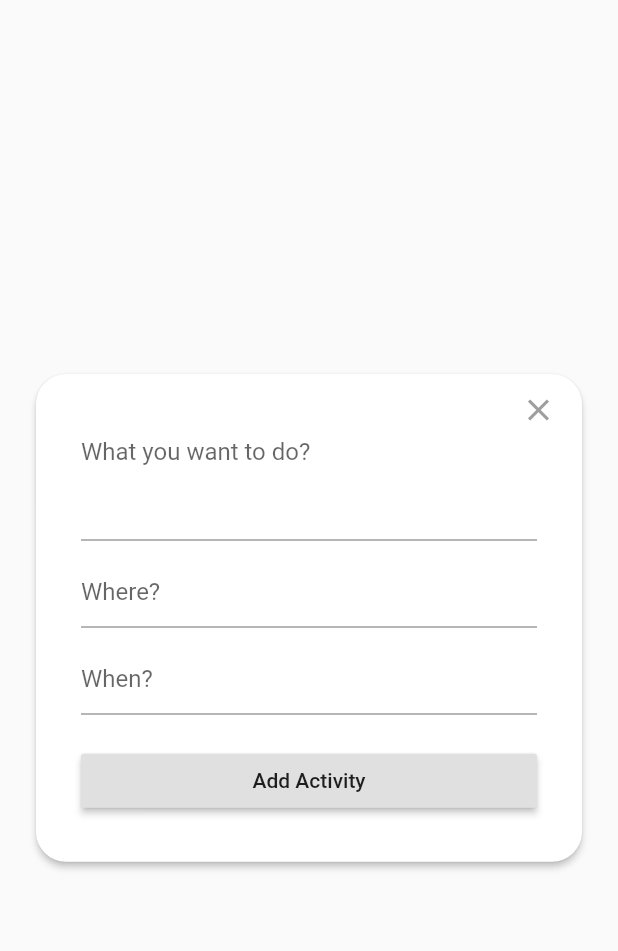
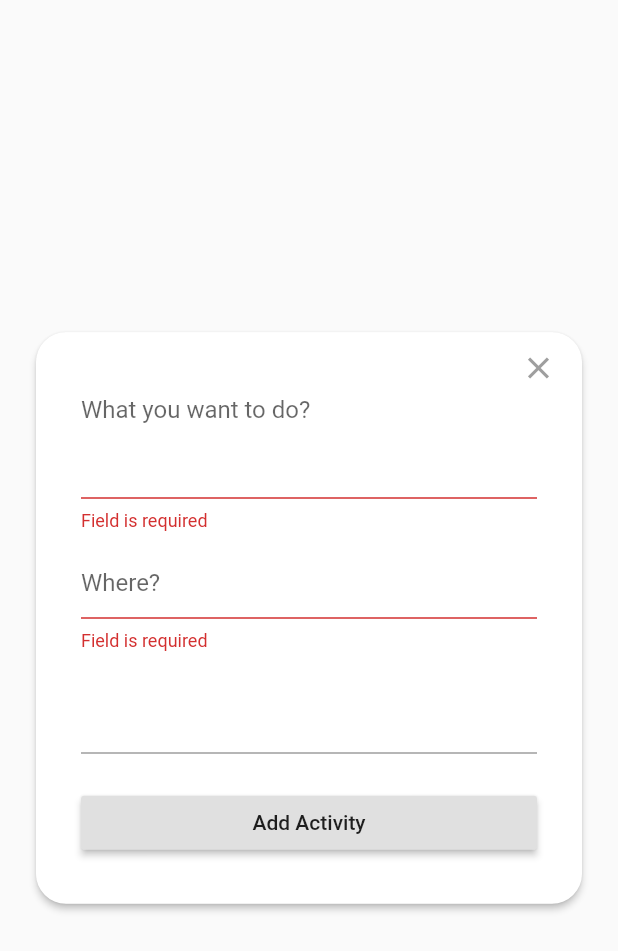
Before and after one commit to Libranner/feed_app, a Flutter app: the ActivityFormModal widget shown alone on an empty page, opened directly, after a tap on "Add Activity", on a phone screen of 412 x 824 dp. Shown: the top 951 px of the screen. Run offline on Flutter 3.47's test engine with Material 2 defaults, Android fonts, the phone set to English and light mode, and no system bars; our stand-ins replace bloc, equatable, flutter_bloc.

Commit message:
Wiring up all UI elements. Small fixes

```diff
--- a/lib/models/feed.dart
+++ b/lib/models/feed.dart
@@ -4,9 +4,9 @@ import 'package:feed_app/models/activity.dart';
 
 class Feed {
   final List<Activity> activities;
-  Feed({
-    this.activities,
-  });
+  Feed({this.activities}) {
+    this.activities.sort((a, b) => a.when.compareTo(b.when));
+  }
 
   Feed copyWith({
     List<Activity> activities,
@@ -26,7 +26,7 @@ class Feed {
 
   void updateActivity(Activity activity) {
     final index = activities.indexOf(find(activity.id), 0);
-    activities.insert(index, activity);
+    activities.replaceRange(index, index + 1, [activity]);
   }
 
   Map<String, dynamic> toMap() {
--- a/lib/screens/activity/activity_form_modal.dart
+++ b/lib/screens/activity/activity_form_modal.dart
@@ -1,5 +1,7 @@
+import 'package:datetime_picker_formfield/datetime_picker_formfield.dart';
 import 'package:feed_app/models/activity.dart';
 import 'package:flutter/material.dart';
+import 'package:intl/intl.dart';
 
 class ActivityFormModal extends StatefulWidget {
   final Activity activity;
@@ -14,20 +16,27 @@ class ActivityFormModal extends StatefulWidget {
 }
 
 class _ActivityFormModalState extends State<ActivityFormModal> {
-  final _whatController = TextEditingController();
-  final _whenController = TextEditingController();
-  final _whereController = TextEditingController();
+  final _whatTextController = TextEditingController();
+  final _whenTextController = TextEditingController();
+  final _whereTextController = TextEditingController();
+  final _formKey = GlobalKey<FormState>();
+
+  bool get _isEditing => widget.activity != null;
+
+  @override
+  void initState() {
+    super.initState();
+    if (_isEditing) {
+      _whatTextController.text = widget.activity.what;
+      _whereTextController.text = widget.activity.where;
+      _whenTextController.text = widget.activity.when.toString();
+    }
+  }
 
   @override
   Widget build(BuildContext context) {
     return Center(
-      child: _buildActivityForm(),
-    );
-  }
-
-  Widget _buildActivityForm() {
-    return Builder(builder: (context) {
-      return Padding(
+      child: Padding(
         padding: const EdgeInsets.all(20.0),
         child: Card(
           elevation: 2.0,
@@ -51,12 +60,13 @@ class _ActivityFormModalState extends State<ActivityFormModal> {
               Padding(
                 padding: const EdgeInsets.all(30.0),
                 child: Form(
+                  key: _formKey,
                   child: Column(
                     crossAxisAlignment: CrossAxisAlignment.stretch,
                     mainAxisSize: MainAxisSize.min,
                     children: <Widget>[
                       TextFormField(
-                        controller: _whatController,
+                        controller: _whatTextController,
                         maxLines: 3,
                         decoration: InputDecoration(
                           hintText: 'What you want to do?',
@@ -64,13 +74,13 @@ class _ActivityFormModalState extends State<ActivityFormModal> {
                         keyboardType: TextInputType.text,
                         autocorrect: false,
                         autovalidate: true,
-                        // validator: (_) {
-                        //   return !state.isEmailValid ? '' : null;
-                        // },
+                        validator: (value) {
+                          return value.isEmpty ? 'Field is required' : null;
+                        },
                       ),
                       const SizedBox(height: 10.0),
                       TextFormField(
-                        controller: _whereController,
+                        controller: _whereTextController,
                         maxLines: 1,
                         decoration: InputDecoration(
                           hintText: 'Where?',
@@ -78,28 +88,48 @@ class _ActivityFormModalState extends State<ActivityFormModal> {
                         keyboardType: TextInputType.text,
                         autocorrect: false,
                         autovalidate: true,
-                        // validator: (_) {
-                        //   return !state.isEmailValid ? '' : null;
-                        // },
+                        validator: (value) {
+                          return value.isEmpty ? 'Field is required' : null;
+                        },
                       ),
-                      const SizedBox(height: 10.0),
-                      TextFormField(
-                        controller: _whenController,
-                        maxLines: 1,
-                        decoration: InputDecoration(
-                          hintText: 'When?',
+                      const SizedBox(height: 20.0),
+                      Container(
+                        height: 50,
+                        child: DateTimeField(
+                          format: DateFormat('yyyy-MM-dd HH:mm'),
+                          initialValue: widget.activity?.when,
+                          resetIcon: null,
+                          autocorrect: false,
+                          autovalidate: true,
+                          validator: (value) {
+                            return value == null ? 'Field is required' : null;
+                          },
+                          onShowPicker: (context, currentValue) async {
+                            final date = await showDatePicker(
+                                context: context,
+                                firstDate: DateTime.now(),
+                                initialDate: currentValue ?? DateTime.now(),
+                                lastDate: DateTime(2100));
+                            if (date != null) {
+                              final time = await showTimePicker(
+                                context: context,
+                                initialTime: TimeOfDay.fromDateTime(
+                                    currentValue ?? DateTime.now()),
+                              );
+                              return DateTimeField.combine(date, time);
+                            } else {
+                              return currentValue;
+                            }
+                          },
+                          controller: _whenTextController,
                         ),
-                        keyboardType: TextInputType.text,
-                        autocorrect: false,
-                        autovalidate: true,
-                        // validator: (_) {
-                        //   return !state.isEmailValid ? '' : null;
-                        // },
                       ),
                       const SizedBox(height: 20.0),
                       RaisedButton(
-                        onPressed: () {},
-                        child: Text('Add Activity'),
+                        onPressed: _save,
+                        child: Text(
+                          _isEditing ? 'Update' : 'Add Activity',
+                        ),
                       )
                     ],
                   ),
@@ -108,7 +138,21 @@ class _ActivityFormModalState extends State<ActivityFormModal> {
             ],
           ),
         ),
+      ),
+    );
+  }
+
+  void _save() {
+    if (_formKey.currentState.validate()) {
+      final activity = Activity(
+        id: widget.activity?.id ?? 1000,
+        who: "user-id",
+        what: _whatTextController.text,
+        where: _whereTextController.text,
+        when: DateTime.parse(_whenTextController.text),
       );
-    });
+
+      Navigator.of(context).pop(activity);
+    }
   }
 }
--- a/pubspec.yaml
+++ b/pubspec.yaml
@@ -24,6 +24,8 @@ dependencies:
   bloc: ^4.0.0
   flutter_bloc: ^4.0.0
   equatable: ^1.1.1
+  datetime_picker_formfield: 1.0.0
+  intl: 0.16.1
 
 dev_dependencies:
   flutter_test:
```
Also changed, not shown: lib/blocs/bloc/feed_state.dart (deleted, +0 -43 lines), lib/blocs/feed/feed_bloc.dart (renamed from lib/blocs/bloc/feed_bloc.dart, +7 -4 lines), lib/blocs/feed/feed_state.dart (added, +25 -0 lines), lib/screens/feed_screen.dart (+53 -15 lines), lib/blocs/feed/bloc.dart (renamed from lib/blocs/bloc/bloc.dart), lib/blocs/feed/feed_event.dart (renamed from lib/blocs/bloc/feed_event.dart), pubspec.lock, 1 other file.
